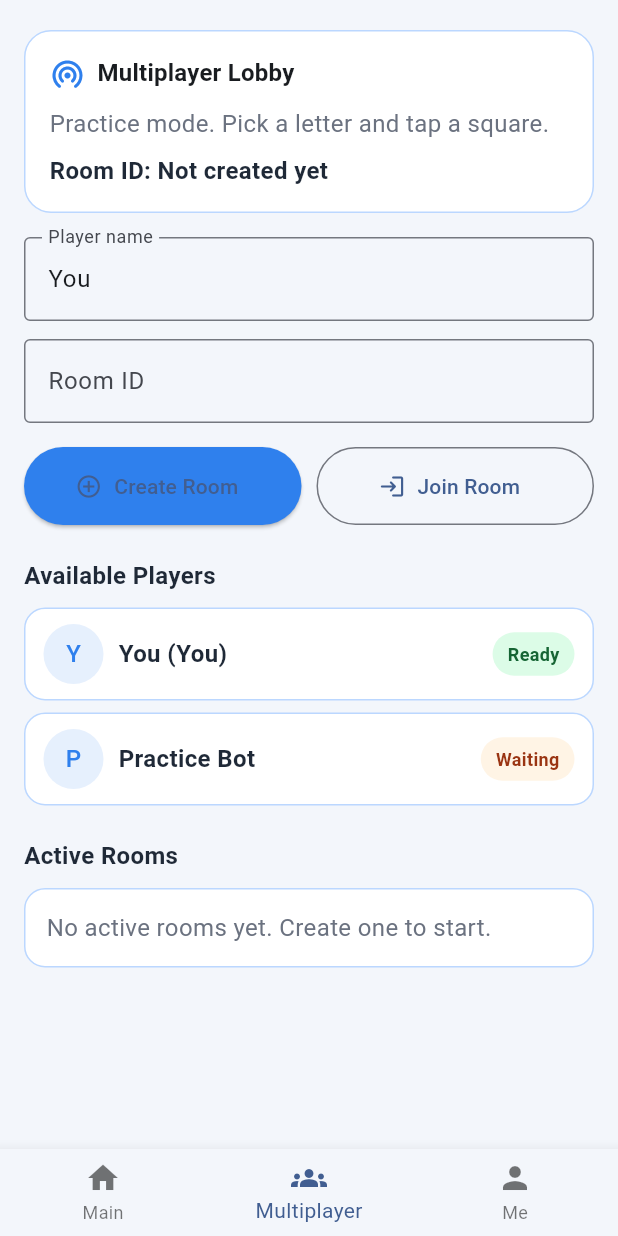
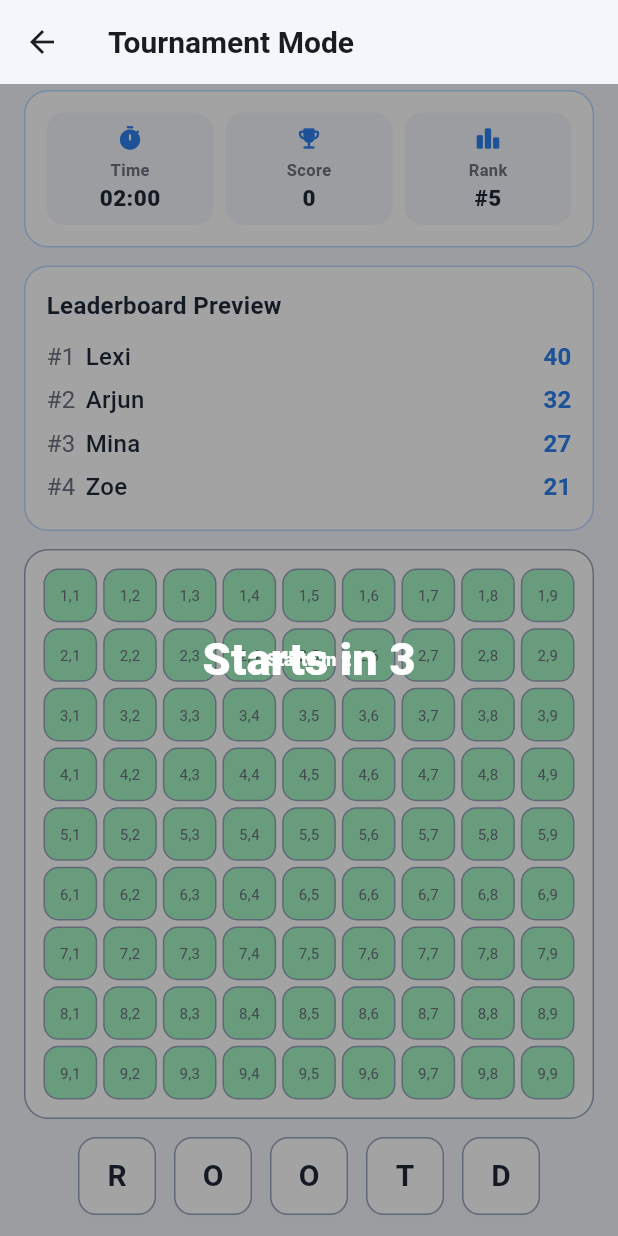
Before and after one commit to sarthakvadhel/Crossword_Multiplayer_Game_Flutter_2.0, a Flutter app: the screen it shows after launch, after a tap on "Play Tournament", on a phone screen of 412 x 824 dp. Run offline on Flutter 3.47's test engine with Material 3 defaults, Android fonts, the phone set to English and light mode, and no system bars; our stand-ins replace flutter_riverpod, google_sign_in, shared_preferences.

Commit message:
Add tournament mode screen with timer leaderboard and results
Agent-Logs-Url: https://github.com/sarthakvadhel/Crossword_Multiplayer_Game_Flutter_2.0/sessions/06fa7fcf-14a6-4625-8f10-7cd36cbb74ca

Co-authored-by: sarthakvadhel <126805044+sarthakvadhel@users.noreply.github.com>

```diff
--- a/lib/main.dart
+++ b/lib/main.dart
@@ -6,6 +6,7 @@ import 'presentation/screens/game_screen.dart';
 import 'presentation/screens/home_screen.dart';
 import 'presentation/screens/multiplayer_lobby_screen.dart';
 import 'presentation/screens/profile_screen.dart';
+import 'presentation/screens/tournament_mode_screen.dart';
 import 'state/game_provider.dart';
 
 void main() {
@@ -85,6 +86,16 @@ class _MainShellState extends ConsumerState<MainShell>
     _animateToIndex(_lobbyIndex);
   }
 
+  Future<void> _startTournamentMode() async {
+    await ref.read(gameProvider.notifier).startSoloPractice();
+    if (!mounted) {
+      return;
+    }
+    await Navigator.of(context).push(
+      MaterialPageRoute(builder: (_) => const TournamentModeScreen()),
+    );
+  }
+
   Future<String?> _hostMultiplayerFromLobby(String name) async {
     final error = await ref.read(gameProvider.notifier).hostMultiplayer(name);
     if (error == null && mounted) {
@@ -137,6 +148,7 @@ class _MainShellState extends ConsumerState<MainShell>
               onContinue: _startSoloGame,
               onRestart: _startSoloGame,
               onMultiplayer: _openMultiplayerLobby,
+              onTournament: _startTournamentMode,
               statusText: gameState.connectionStatus,
               roomCode: gameState.sessionCode,
               isMultiplayerActive: gameState.isMultiplayer,
--- a/lib/presentation/screens/home_screen.dart
+++ b/lib/presentation/screens/home_screen.dart
@@ -11,6 +11,7 @@ class HomeScreen extends StatelessWidget {
     required this.onContinue,
     required this.onRestart,
     required this.onMultiplayer,
+    required this.onTournament,
     required this.statusText,
     required this.roomCode,
     required this.isMultiplayerActive,
@@ -19,6 +20,7 @@ class HomeScreen extends StatelessWidget {
   final Future<void> Function() onContinue;
   final Future<void> Function() onRestart;
   final Future<void> Function() onMultiplayer;
+  final Future<void> Function() onTournament;
   final String statusText;
   final String? roomCode;
   final bool isMultiplayerActive;
@@ -64,7 +66,7 @@ class HomeScreen extends StatelessWidget {
                         child: TournamentCard(
                           timeRemaining: '4d 17h',
                           score: 42,
-                          onPlay: onMultiplayer,
+                          onPlay: onTournament,
                           buttonLabel: 'Play Tournament',
                         ),
                       ),
--- /dev/null
+++ b/lib/presentation/screens/tournament_mode_screen.dart
@@ -0,0 +1,540 @@
+import 'dart:async';
+
+import 'package:flutter/material.dart';
+import 'package:flutter_riverpod/flutter_riverpod.dart';
+
+import '../../core/constants/app_colors.dart';
+import '../../state/game_provider.dart';
+import '../widgets/crossword_board.dart';
+import '../widgets/hand_letters.dart';
+import '../widgets/swap_panel.dart';
+
+class TournamentModeScreen extends ConsumerStatefulWidget {
+  const TournamentModeScreen({super.key});
+
+  @override
+  ConsumerState<TournamentModeScreen> createState() =>
+      _TournamentModeScreenState();
+}
+
+class _TournamentModeScreenState extends ConsumerState<TournamentModeScreen> {
+  static const int _matchDurationSeconds = 120;
+  static const int _startCountdownSeconds = 3;
+
+  Timer? _matchTimer;
+  Timer? _startTimer;
+  int _timeLeftSeconds = _matchDurationSeconds;
+  int _startCountdown = _startCountdownSeconds;
+  bool _countdownActive = true;
+  bool _resultPresented = false;
+
+  @override
+  void initState() {
+    super.initState();
+    _startTournamentAnimation();
+  }
+
+  @override
+  void dispose() {
+    _matchTimer?.cancel();
+    _startTimer?.cancel();
+    super.dispose();
+  }
+
+  void _startTournamentAnimation() {
+    _startTimer?.cancel();
+    _startCountdown = _startCountdownSeconds;
+    _countdownActive = true;
+
+    _startTimer = Timer.periodic(const Duration(seconds: 1), (timer) {
+      if (!mounted) {
+        timer.cancel();
+        return;
+      }
+      if (_startCountdown == 0) {
+        timer.cancel();
+        setState(() => _countdownActive = false);
+        _startMatchTimer();
+        return;
+      }
+      setState(() => _startCountdown--);
+    });
+  }
+
+  void _startMatchTimer() {
+    _matchTimer?.cancel();
+    _timeLeftSeconds = _matchDurationSeconds;
+    _matchTimer = Timer.periodic(const Duration(seconds: 1), (timer) {
+      if (!mounted) {
+        timer.cancel();
+        return;
+      }
+      if (_timeLeftSeconds == 0) {
+        timer.cancel();
+        _openResults();
+        return;
+      }
+      setState(() => _timeLeftSeconds--);
+    });
+  }
+
+  Future<void> _openResults() async {
+    if (_resultPresented) {
+      return;
+    }
+    _resultPresented = true;
+    _matchTimer?.cancel();
+    _startTimer?.cancel();
+
+    final gameState = ref.read(gameProvider);
+    final leaderboard = _buildLeaderboard(
+      gameState.player.name,
+      gameState.player.score,
+    );
+    final rank = leaderboard
+            .indexWhere((entry) => entry.name == gameState.player.name) +
+        1;
+
+    final action = await Navigator.of(context).push<String>(
+      MaterialPageRoute(
+        builder: (_) => TournamentResultScreen(
+          score: gameState.player.score,
+          rank: rank,
+          localPlayerName: gameState.player.name,
+          leaderboard: leaderboard,
+        ),
+      ),
+    );
+
+    if (!mounted) {
+      return;
+    }
+    if (action == 'play_again') {
+      await ref.read(gameProvider.notifier).startSoloPractice();
+      if (!mounted) {
+        return;
+      }
+      setState(() {
+        _timeLeftSeconds = _matchDurationSeconds;
+        _resultPresented = false;
+      });
+      _startTournamentAnimation();
+      return;
+    }
+
+    Navigator.of(context).maybePop();
+  }
+
+  List<_LeaderboardEntry> _buildLeaderboard(String playerName, int playerScore) {
+    final entries = <_LeaderboardEntry>[
+      const _LeaderboardEntry(name: 'Lexi', score: 40),
+      const _LeaderboardEntry(name: 'Arjun', score: 32),
+      const _LeaderboardEntry(name: 'Mina', score: 27),
+      const _LeaderboardEntry(name: 'Zoe', score: 21),
+      _LeaderboardEntry(name: playerName, score: playerScore),
+    ];
+    entries.sort((a, b) => b.score.compareTo(a.score));
+    return entries;
+  }
+
+  @override
+  Widget build(BuildContext context) {
+    final gameState = ref.watch(gameProvider);
+    final gameNotifier = ref.read(gameProvider.notifier);
+    final leaderboard = _buildLeaderboard(
+      gameState.player.name,
+      gameState.player.score,
+    );
+    final rank =
+        leaderboard.indexWhere((entry) => entry.name == gameState.player.name) +
+            1;
+    final timerLabel =
+        '${(_timeLeftSeconds ~/ 60).toString().padLeft(2, '0')}:${(_timeLeftSeconds % 60).toString().padLeft(2, '0')}';
+
+    return Scaffold(
+      backgroundColor: AppColors.background,
+      appBar: AppBar(
+        title: const Text('Tournament Mode'),
+        backgroundColor: Colors.transparent,
+        elevation: 0,
+      ),
+      body: SafeArea(
+        child: Stack(
+          children: [
+            SingleChildScrollView(
+              child: Padding(
+                padding: const EdgeInsets.fromLTRB(16, 4, 16, 24),
+                child: Column(
+                  crossAxisAlignment: CrossAxisAlignment.stretch,
+                  children: [
+                    _TournamentStatusHeader(
+                      timerLabel: timerLabel,
+                      score: gameState.player.score,
+                      rank: rank,
+                    ),
+                    const SizedBox(height: 12),
+                    _LeaderboardPreview(
+                      leaderboard: leaderboard.take(4).toList(),
+                      localPlayerName: gameState.player.name,
+                    ),
+                    const SizedBox(height: 12),
+                    Container(
+                      padding: const EdgeInsets.all(10),
+                      decoration: BoxDecoration(
+                        color: Colors.white,
+                        borderRadius: BorderRadius.circular(16),
+                        border: Border.all(color: AppColors.boardBorder),
+                      ),
+                      child: CrosswordBoard(
+                        size: gameState.boardSize,
+                        tiles: gameState.board,
+                        enabled: !_countdownActive &&
+                            gameState.canLocalPlayerAct &&
+                            gameState.selectedHandIndex != null,
+                        onTileTap: gameNotifier.placeSelectedLetter,
+                        isMultiplayer: false,
+                        isLocalTurn: true,
+                        hasOpponent: false,
+                      ),
+                    ),
+                    const SizedBox(height: 12),
+                    HandLetters(
+                      letters: gameState.playerHand,
+                      selectedIndex: gameState.selectedHandIndex,
+                      enabled: !_countdownActive && gameState.canLocalPlayerAct,
+                      onTap: gameNotifier.selectHandLetter,
+                    ),
+                    const SizedBox(height: 12),
+                    Row(
+                      children: [
+                        Expanded(
+                          child: SwapPanel(
+                            onSwap: _countdownActive || _resultPresented
+                                ? null
+                                : gameNotifier.swapLetters,
+                          ),
+                        ),
+                        Expanded(
+                          child: ElevatedButton(
+                            onPressed: _countdownActive || _resultPresented
+                                ? null
+                                : _openResults,
+                            style: ElevatedButton.styleFrom(
+                              minimumSize: const Size.fromHeight(54),
+                              backgroundColor: AppColors.primary,
+                              shape: RoundedRectangleBorder(
+                                borderRadius: BorderRadius.circular(28),
+                              ),
+                            ),
+                            child: const Text(
+                              'Finish Match',
+                              style:
+                                  TextStyle(color: Colors.white, fontSize: 16),
+                            ),
+                          ),
+                        ),
+                      ],
+                    ),
+                  ],
+                ),
+              ),
+            ),
+            if (_countdownActive)
+              Positioned.fill(
+                child: IgnorePointer(
+                  child: Container(
+                    color: Colors.black.withValues(alpha: 0.36),
+                    child: Center(
+                      child: AnimatedSwitcher(
+                        duration: const Duration(milliseconds: 350),
+                        transitionBuilder: (child, animation) {
+                          return ScaleTransition(scale: animation, child: child);
+                        },
+                        child: Text(
+                          _startCountdown == 0
+                              ? 'GO!'
+                              : 'Starts in $_startCountdown',
+                          key: ValueKey(_startCountdown),
+                          style: const TextStyle(
+                            fontSize: 42,
+                            fontWeight: FontWeight.w800,
+                            color: Colors.white,
+                          ),
+                        ),
+                      ),
+                    ),
+                  ),
+                ),
+              ),
+          ],
+        ),
+      ),
+    );
+  }
+}
+
+class _TournamentStatusHeader extends StatelessWidget {
+  const _TournamentStatusHeader({
+    required this.timerLabel,
+    required this.score,
+    required this.rank,
+  });
+
+  final String timerLabel;
+  final int score;
+  final int rank;
+
+  @override
+  Widget build(BuildContext context) {
+    return Container(
+      padding: const EdgeInsets.all(14),
+      decoration: BoxDecoration(
+        borderRadius: BorderRadius.circular(16),
+        color: Colors.white,
+        border: Border.all(color: AppColors.secondary),
+      ),
+      child: Row(
+        children: [
+          Expanded(
+            child: _MetricPill(
+              icon: Icons.timer_rounded,
+              label: 'Time',
+              value: timerLabel,
+            ),
+          ),
+          const SizedBox(width: 8),
+          Expanded(
+            child: _MetricPill(
+              icon: Icons.emoji_events_rounded,
+              label: 'Score',
+              value: '$score',
+            ),
+          ),
+          const SizedBox(width: 8),
+          Expanded(
+            child: _MetricPill(
+              icon: Icons.leaderboard_rounded,
+              label: 'Rank',
+              value: '#$rank',
+            ),
+          ),
+        ],
+      ),
+    );
+  }
+}
+
+class _MetricPill extends StatelessWidget {
+  const _MetricPill({
+    required this.icon,
+    required this.label,
+    required this.value,
+  });
+
+  final IconData icon;
+  final String label;
+  final String value;
+
+  @override
+  Widget build(BuildContext context) {
+    return Container(
+      padding: const EdgeInsets.symmetric(horizontal: 10, vertical: 8),
+      decoration: BoxDecoration(
+        color: AppColors.background,
+        borderRadius: BorderRadius.circular(12),
+      ),
+      child: Column(
+        children: [
+          Icon(icon, size: 18, color: AppColors.primary),
+          const SizedBox(height: 4),
+          Text(
+            label,
+            style: const TextStyle(
+              fontSize: 11,
+              color: AppColors.textMuted,
+              fontWeight: FontWeight.w600,
+            ),
+          ),
+          Text(
+            value,
+            style: const TextStyle(
+              fontWeight: FontWeight.w800,
+              color: AppColors.textDark,
+              fontSize: 15,
+            ),
+          ),
+        ],
+      ),
+    );
+  }
+}
+
+class _LeaderboardPreview extends StatelessWidget {
+  const _LeaderboardPreview({
+    required this.leaderboard,
+    required this.localPlayerName,
+  });
+
+  final List<_LeaderboardEntry> leaderboard;
+  final String localPlayerName;
+
+  @override
+  Widget build(BuildContext context) {
+    return Container(
+      padding: const EdgeInsets.all(14),
+      decoration: BoxDecoration(
+        color: Colors.white,
+        borderRadius: BorderRadius.circular(16),
+        border: Border.all(color: AppColors.secondary),
+      ),
+      child: Column(
+        crossAxisAlignment: CrossAxisAlignment.start,
+        children: [
+          const Text(
+            'Leaderboard Preview',
+            style: TextStyle(
+              fontWeight: FontWeight.w700,
+              color: AppColors.textDark,
+            ),
+          ),
+          const SizedBox(height: 8),
+          for (var index = 0; index < leaderboard.length; index++)
+            Padding(
+              padding: const EdgeInsets.symmetric(vertical: 3),
+              child: Row(
+                children: [
+                  SizedBox(
+                    width: 26,
+                    child: Text(
+                      '#${index + 1}',
+                      style: const TextStyle(color: AppColors.textMuted),
+                    ),
+                  ),
+                  Expanded(
+                    child: Text(
+                      leaderboard[index].name,
+                      style: TextStyle(
+                        fontWeight: leaderboard[index].name == localPlayerName
+                            ? FontWeight.w700
+                            : FontWeight.w500,
+                        color: AppColors.textDark,
+                      ),
+                    ),
+                  ),
+                  Text(
+                    '${leaderboard[index].score}',
+                    style: const TextStyle(
+                      color: AppColors.primary,
+                      fontWeight: FontWeight.w700,
+                    ),
+                  ),
+                ],
+              ),
+            ),
+        ],
+      ),
+    );
+  }
+}
+
+class TournamentResultScreen extends StatelessWidget {
+  const TournamentResultScreen({
+    super.key,
+    required this.score,
+    required this.rank,
+    required this.localPlayerName,
+    required this.leaderboard,
+  });
+
+  final int score;
+  final int rank;
+  final String localPlayerName;
+  final List<_LeaderboardEntry> leaderboard;
+
+  @override
+  Widget build(BuildContext context) {
+    return Scaffold(
+      backgroundColor: AppColors.background,
+      body: SafeArea(
+        child: Padding(
+          padding: const EdgeInsets.all(20),
+          child: Column(
+            crossAxisAlignment: CrossAxisAlignment.stretch,
+            children: [
+              const SizedBox(height: 24),
+              const Icon(
+                Icons.emoji_events_rounded,
+                size: 58,
+                color: AppColors.primary,
+              ),
+              const SizedBox(height: 14),
+              const Text(
+                'Match Complete',
+                textAlign: TextAlign.center,
+                style: TextStyle(
+                  fontSize: 28,
+                  fontWeight: FontWeight.w800,
+                  color: AppColors.textDark,
+                ),
+              ),
+              const SizedBox(height: 8),
+              Text(
+                'Final Score: $score   •   Rank #$rank',
+                textAlign: TextAlign.center,
+                style: const TextStyle(
+                  fontSize: 16,
+                  fontWeight: FontWeight.w600,
+                  color: AppColors.textMuted,
+                ),
+              ),
+              const SizedBox(height: 18),
+              Expanded(
+                child: _LeaderboardPreview(
+                  leaderboard: leaderboard.take(5).toList(),
+                  localPlayerName: localPlayerName,
+                ),
+              ),
+              const SizedBox(height: 12),
+              ElevatedButton(
+                onPressed: () => Navigator.of(context).pop('play_again'),
+                style: ElevatedButton.styleFrom(
+                  minimumSize: const Size.fromHeight(52),
+                  backgroundColor: AppColors.primary,
+                  shape: RoundedRectangleBorder(
+                    borderRadius: BorderRadius.circular(26),
+                  ),
+                ),
+                child: const Text(
+                  'Play Again',
+                  style: TextStyle(color: Colors.white, fontSize: 16),
+                ),
+              ),
+              const SizedBox(height: 8),
+              OutlinedButton(
+                onPressed: () => Navigator.of(context).pop('home'),
+                style: OutlinedButton.styleFrom(
+                  minimumSize: const Size.fromHeight(50),
+                  side: const BorderSide(color: AppColors.boardBorder),
+                  shape: RoundedRectangleBorder(
+                    borderRadius: BorderRadius.circular(26),
+                  ),
+                ),
+                child: const Text('Back to Home'),
+              ),
+            ],
+          ),
+        ),
+      ),
+    );
+  }
+}
+
+class _LeaderboardEntry {
+  const _LeaderboardEntry({
+    required this.name,
+    required this.score,
+  });
+
+  final String name;
+  final int score;
+}
```
